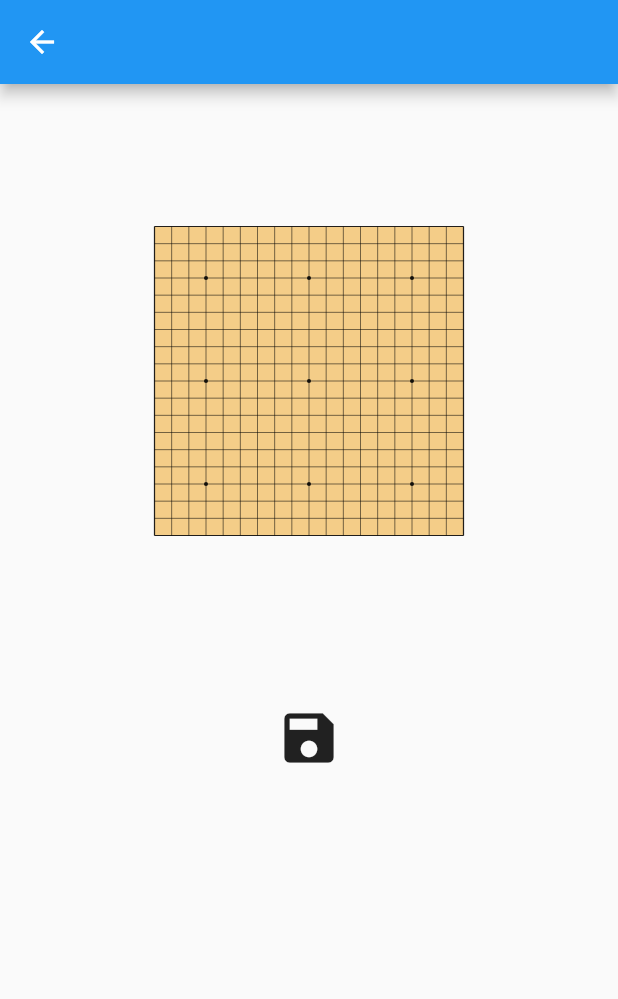
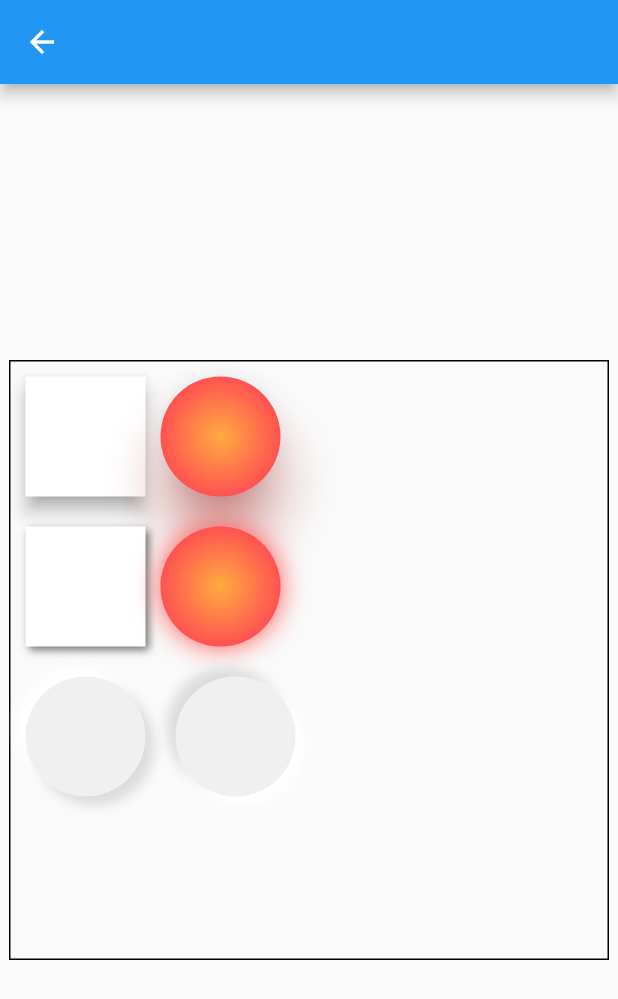
Before and after one commit to VonZen/core_flutter_canvas, a Flutter app: the screen it shows after launch, after a tap on "1. Essentials", on a phone screen of 412 x 824 dp. Shown: the top 999 px of the screen. Run offline on Flutter 3.47's test engine with Material 2 defaults, Android fonts, the phone set to English and light mode, and no system bars.

Commit message:
u ch2.3, ch2.4, ch2.5;

```diff
--- /dev/null
+++ b/lib/ch2/cfc_ch2_5.dart
@@ -0,0 +1,171 @@
+import 'package:flutter/material.dart';
+import 'dart:ui' as ui;
+
+class CFCCH25 extends StatefulWidget {
+  const CFCCH25({Key? key}) : super(key: key);
+
+  @override
+  State<CFCCH25> createState() => _CFCCH25State();
+}
+
+class _CFCCH25State extends State<CFCCH25> {
+  @override
+  Widget build(BuildContext context) {
+    return Scaffold(
+        appBar: AppBar(),
+        body: Center(child: LayoutBuilder(
+          builder: (BuildContext context, BoxConstraints constraints) {
+            return Container(
+              padding: const EdgeInsets.all(6),
+              child: SizedBox(
+                width: constraints.maxWidth,
+                height: constraints.maxHeight,
+                child: FittedBox(
+                  child: Container(
+                    width: 400,
+                    height: 400,
+                    decoration: BoxDecoration(border: Border.all(color: Colors.black)),
+                    child: CustomPaint(
+                      painter: ShadowPainter(),
+                    ),
+                  ),
+                ),
+              ),
+            );
+          },
+        )));
+  }
+}
+
+class ShadowPainter extends CustomPainter {
+  @override
+  void paint(Canvas canvas, Size size) {
+    drawBadShadows(canvas);
+
+    canvas.translate(0, 100);
+
+    drawGoodShadows(canvas);
+
+    canvas.translate(0, 100);
+
+    drawNeumorphism(canvas);
+
+    canvas.translate(100, 0);
+
+    drawNeumorphism(canvas, true);
+  }
+
+  void drawBadShadows(Canvas canvas) {
+    Paint pen = Paint()..color = Colors.white;
+    Rect rect = const Rect.fromLTWH(10, 10, 80, 80);
+
+    canvas.drawShadow(Path()..addRect(rect), Colors.grey, 5, true);
+    canvas.drawRect(rect, pen);
+
+    pen.color = Colors.redAccent;
+    Rect circle = const Rect.fromLTWH(100, 10, 80, 80);
+    canvas.drawShadow(Path()..addOval(circle), Colors.red, 15, true);
+    pen.shader = ui.Gradient.radial(circle.center, 40, [Colors.orangeAccent, Colors.redAccent]);
+    canvas.drawRRect(RRect.fromRectAndRadius(circle, const Radius.circular(40)), pen);
+  }
+
+  void drawGoodShadows(Canvas canvas) {
+    Paint pen = Paint()..color = Colors.white;
+    Rect rect = const Rect.fromLTWH(10, 10, 80, 80);
+    pen.color = Colors.white;
+    SimpleBoxShadow rectShadow = const SimpleBoxShadow(
+      color: Colors.black54,
+      offset: Offset(2, 2),
+      blurRadius: 4.0,
+      spreadRadius: 0,
+    );
+    canvas.drawRect(rectShadow.toBounds(rect), rectShadow.toPaint());
+    canvas.drawRect(rect, pen);
+
+    pen.color = Colors.redAccent;
+    Rect circle = const Rect.fromLTWH(100, 10, 80, 80);
+    SimpleBoxShadow circleShadow = const SimpleBoxShadow(
+      color: Colors.redAccent,
+      offset: Offset(0, 0),
+      blurRadius: 15.0,
+      spreadRadius: 0,
+    );
+    canvas.drawRRect(
+        RRect.fromRectAndRadius(circleShadow.toBounds(circle), const Radius.circular(40)), circleShadow.toPaint());
+    pen.shader = ui.Gradient.radial(circle.center, 40, [Colors.orangeAccent, Colors.redAccent]);
+    canvas.drawRRect(RRect.fromRectAndRadius(circle, const Radius.circular(40)), pen);
+  }
+
+  void drawNeumorphism(Canvas canvas, [bool pressed=false]) {
+    Paint pen = Paint()..color = const Color(0xfff0f0f0);
+    Rect rect = const Rect.fromLTWH(10, 10, 80, 80);
+    RRect rRect = RRect.fromRectAndRadius(rect, const Radius.circular(40));
+    Offset offset = const Offset(6, 6);
+    double raduis = 6.0;
+
+    SimpleBoxShadow shadow1 = SimpleBoxShadow(
+      color: _baseColor(pen.color, pressed?-20:20),
+      offset: offset * -1,
+      blurRadius: raduis,
+      spreadRadius: 0,
+    );
+    canvas.drawRRect(rRect.shift(offset * -1).inflate(0), shadow1.toPaint());
+
+    SimpleBoxShadow shadow2 = SimpleBoxShadow(
+      color: _baseColor(pen.color, pressed?20:-20),
+      offset: offset,
+      blurRadius: raduis,
+      spreadRadius: 0,
+    );
+    canvas.drawRRect(rRect.shift(offset).inflate(0), shadow2.toPaint());
+
+    canvas.drawRRect(rRect, pen);
+  }
+
+  @override
+  bool shouldRepaint(ShadowPainter oldDelegate) => true;
+
+  Color _baseColor(Color color, amount) {
+    Map colors = {"red": color.red, "green": color.green, "blue": color.blue};
+    colors = colors.map((key, value) {
+      if (value + amount < 0) return MapEntry(key, 0);
+      if (value + amount > 255) return MapEntry(key, 255);
+      return MapEntry(key, value + amount);
+    });
+    return Color.fromRGBO(colors["red"], colors["green"], colors["blue"], 1);
+  }
+}
+
+class SimpleBoxShadow {
+  const SimpleBoxShadow({
+    this.color = const Color(0xFF000000),
+    this.offset = Offset.zero,
+    this.blurRadius = 0.0,
+    this.spreadRadius = 0.0,
+    this.blurStyle = BlurStyle.normal,
+  });
+
+  final Color color;
+
+  final Offset offset;
+
+  final double blurRadius;
+
+  final double spreadRadius;
+
+  final BlurStyle blurStyle;
+
+  Paint toPaint() {
+    return Paint()
+      ..color = color
+      ..maskFilter = MaskFilter.blur(blurStyle, convertRadiusToSigma(blurRadius));
+  }
+
+  Rect toBounds(dynamic rect) {
+    return rect.shift(offset).inflate(spreadRadius);
+  }
+
+  double convertRadiusToSigma(double radius) {
+    return radius > 0 ? radius * 0.57735 + 0.5 : 0;
+  }
+}
--- a/lib/main.dart
+++ b/lib/main.dart
@@ -3,6 +3,9 @@ import 'package:core_flutter_canvas/ch1/cfc_ch1_2.dart';
 import 'package:core_flutter_canvas/ch1/cfc_ch1_3.dart';
 import 'package:core_flutter_canvas/ch1/cfc_ch1_4.dart';
 import 'package:core_flutter_canvas/ch1/cfc_ch1_5.dart';
+import 'package:core_flutter_canvas/ch2/cfc_ch2_3.dart';
+import 'package:core_flutter_canvas/ch2/cfc_ch2_4.dart';
+import 'package:core_flutter_canvas/ch2/cfc_ch2_5.dart';
 import 'package:flutter/material.dart';
 
 void main() {
@@ -58,7 +61,10 @@ class _MenuPageState extends State<MenuPage> {
                   // return const CFCCH12();
                   // return const CFCCH13();
                   // return const CFCCH14();
-                  return const CFCCH15();
+                  // return const CFCCH15();
+                  // return const CFCCH23();
+                  // return const CFCCH24();
+                  return const CFCCH25();
                 }));
               },
               title: Text(chapters[index]),
--- a/pubspec.yaml
+++ b/pubspec.yaml
@@ -23,5 +23,6 @@ dev_dependencies:
 
 
 flutter:
-
   uses-material-design: true
+  assets:
+    - assets/images/
```
Also changed, not shown: lib/ch2/cfc_ch2_3.dart (added, +76 -0 lines), lib/ch2/cfc_ch2_4.dart (added, +133 -0 lines), lib/template.dart (added, +47 -0 lines), assets/images/cute_cat.png (added), 2 other files.
